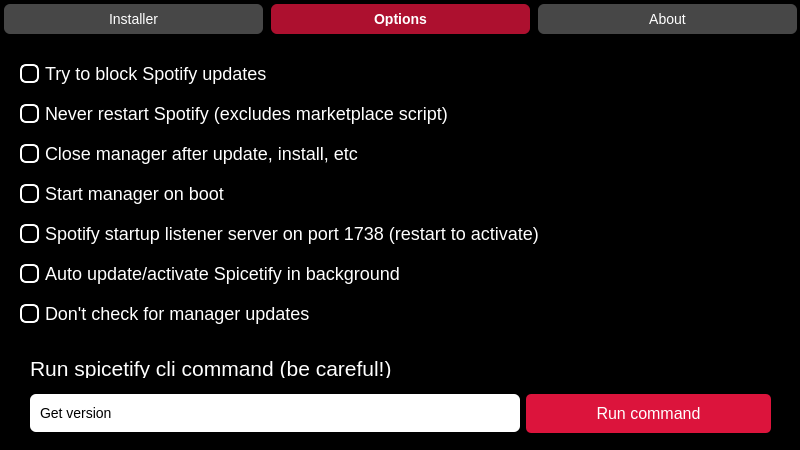
Old version of the form res/manager.ui in the repository Protonosgit/Spicetify_Installer.
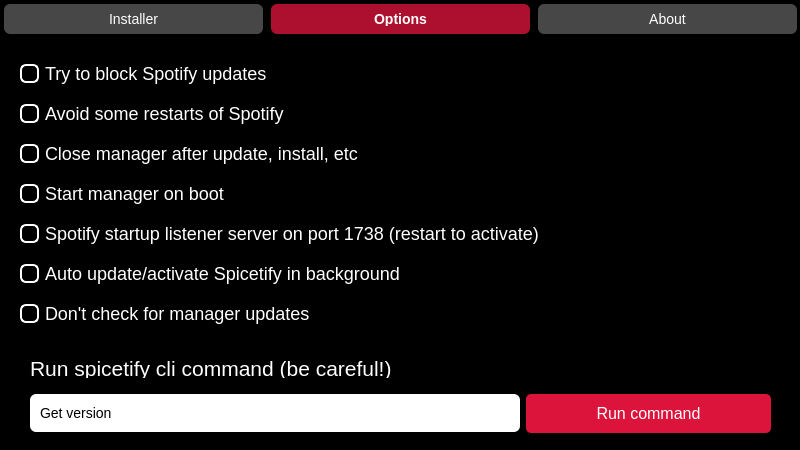
New version of the form. The open tabs and pages were chosen to show the change. Icons and pictures are not drawn.

Diff of the .ui file:
```diff
--- a/res/manager.ui
+++ b/res/manager.ui
@@ -702,7 +702,7 @@
 }</string>
       </property>
       <property name="text">
-       <string>Never restart Spotify (excludes marketplace script)</string>
+       <string>Avoid some restarts of Spotify</string>
       </property>
       <property name="iconSize">
        <size>
```
